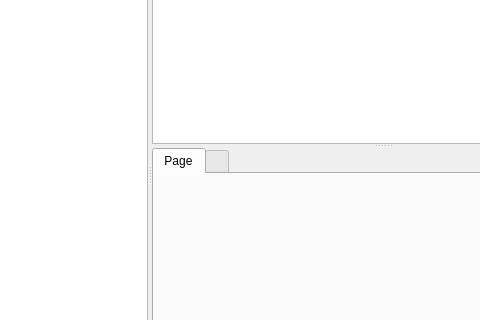
Before: the Qt Designer form src/mainwindow.ui in jablonkai/Flicqr, drawn with Qt 5; both pictures show x 287 to 767 and y 136 to 456 of the 910 by 594 pixel window.
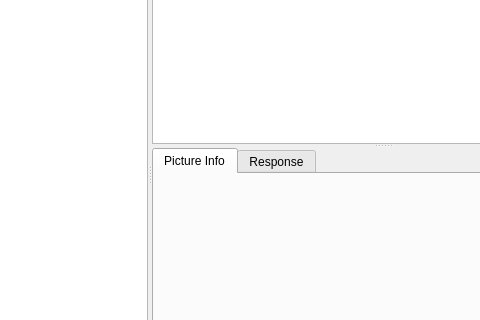
After: the same form once the commit is applied. The open tabs and pages were chosen to show the change.

```diff
--- a/src/mainwindow.ui
+++ b/src/mainwindow.ui
@@ -52,12 +52,12 @@
         </property>
         <widget class="QWidget" name="tab">
          <attribute name="title">
-          <string>Page</string>
+          <string>Picture Info</string>
          </attribute>
         </widget>
         <widget class="QWidget" name="responseTabWidget_2" native="true">
          <attribute name="title">
-          <string/>
+          <string>Response</string>
          </attribute>
          <layout class="QGridLayout" name="gridLayout">
           <item row="0" column="0" colspan="2">
```
Left out of the diff: 10 changed lines with no effect on the pictures.
